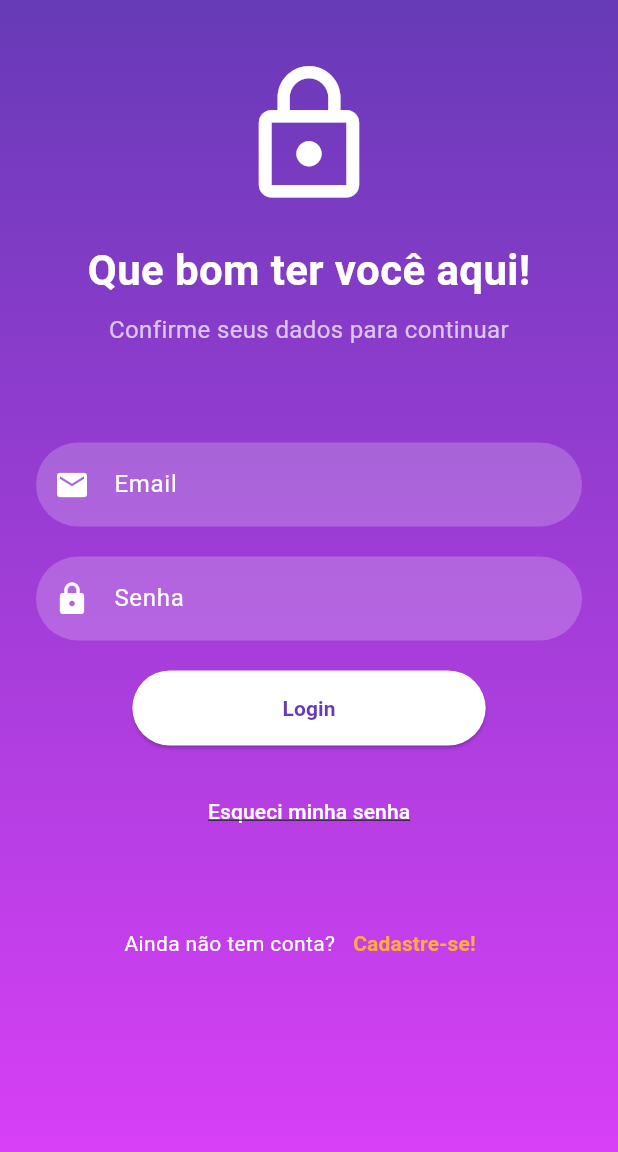
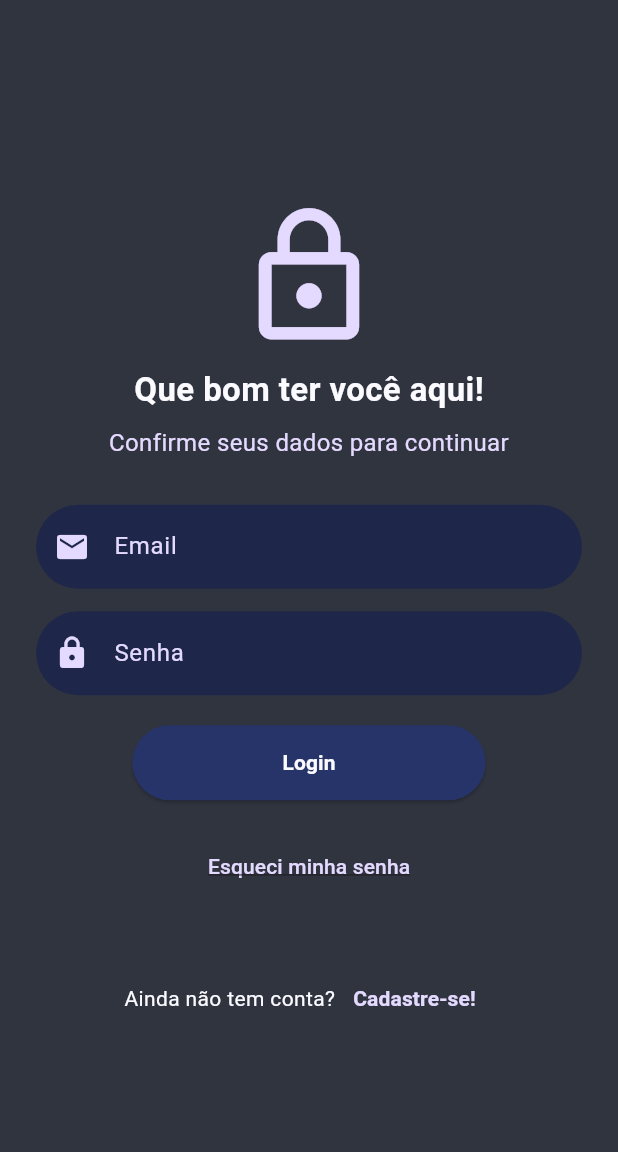
Before and after one commit to jnrpalma/chc-automotive, a Flutter app: the screen it shows after launch, on a phone screen of 412 x 824 dp. Shown: the top 1152 px of the screen. Run offline on Flutter 3.47's test engine with Material 3 defaults, Android fonts, the phone set to English and light mode, and no system bars; our stand-ins replace cloud_firestore, firebase_auth, firebase_core; accounts and stored records are empty.

Commit message:
feat(layouy): ajuste em layout home, register e login

```diff
--- a/lib/views/login_page.dart
+++ b/lib/views/login_page.dart
@@ -1,5 +1,7 @@
 import 'package:flutter/material.dart';
+import 'package:firebase_auth/firebase_auth.dart';
 import 'package:chc_aesthetics/views/register_page.dart';
+import 'package:chc_aesthetics/views/home_page.dart';
 
 class LoginPage extends StatefulWidget {
   const LoginPage({Key? key}) : super(key: key);
@@ -11,127 +13,67 @@ class LoginPage extends StatefulWidget {
 class _LoginPageState extends State<LoginPage> {
   final TextEditingController _emailController = TextEditingController();
   final TextEditingController _passwordController = TextEditingController();
+  bool _isLoading = false;
+
+  final FirebaseAuth _auth = FirebaseAuth.instance;
 
   @override
   Widget build(BuildContext context) {
     return Scaffold(
-      resizeToAvoidBottomInset: true, // Permite o teclado ajustar os campos
-      body: Container(
-        decoration: const BoxDecoration(
-          gradient: LinearGradient(
-            colors: [Colors.deepPurple, Colors.purpleAccent],
-            begin: Alignment.topCenter,
-            end: Alignment.bottomCenter,
-          ),
-        ),
+      backgroundColor: const Color(0xFF30343F), // Fundo Gunmetal
+      body: Center(
+        child: SingleChildScrollView(
+          padding: const EdgeInsets.symmetric(horizontal: 24),
           child: Column(
+            mainAxisAlignment: MainAxisAlignment.center,
             children: [
-            // Cabeçalho fixo com ícone e frases
-            Padding(
-              padding: const EdgeInsets.symmetric(vertical: 40),
-              child: Column(
-                children: const [
-                  Icon(
-                    Icons.lock_outline,
-                    size: 100,
-                    color: Colors.white,
-                  ),
-                  SizedBox(height: 20),
-                  Text(
+              // Ícone e Nome do App
+              const Icon(Icons.lock_outline,
+                  size: 100, color: Color(0xFFE4D9FF)), // Periwinkle
+              const SizedBox(height: 10),
+              const Text(
                 "Que bom ter você aqui!",
                 style: TextStyle(
-                      color: Colors.white,
-                      fontSize: 28,
+                  color: Color(0xFFFAFAFF), // Ghost White
+                  fontSize: 22,
                   fontWeight: FontWeight.bold,
                 ),
               ),
-                  SizedBox(height: 8),
-                  Text(
+              const SizedBox(height: 8),
+              const Text(
                 "Confirme seus dados para continuar",
                 style: TextStyle(
-                      color: Colors.white70,
+                  color: Color(0xFFE4D9FF), // Periwinkle
                   fontSize: 16,
                 ),
                 textAlign: TextAlign.center,
               ),
-                ],
-              ),
-            ),
-            // Área rolável para campos e botões
-            Expanded(
-              child: SingleChildScrollView(
-                padding: const EdgeInsets.all(24.0),
-                child: Column(
-                  children: [
-                    // Campo de Email
-                    TextField(
-                      controller: _emailController,
-                      style: const TextStyle(color: Colors.white),
-                      keyboardType: TextInputType.emailAddress,
-                      decoration: InputDecoration(
-                        labelText: "Email",
-                        labelStyle: const TextStyle(color: Colors.white),
-                        filled: true,
-                        fillColor: Colors.white.withOpacity(0.2),
-                        border: OutlineInputBorder(
-                          borderRadius: BorderRadius.circular(30),
-                          borderSide: BorderSide.none,
-                        ),
-                        prefixIcon:
-                            const Icon(Icons.email, color: Colors.white),
-                      ),
-                    ),
-                    const SizedBox(height: 20),
+              const SizedBox(height: 30),
 
-                    // Campo de Senha
-                    TextField(
-                      controller: _passwordController,
-                      style: const TextStyle(color: Colors.white),
-                      obscureText: true,
-                      decoration: InputDecoration(
-                        labelText: "Senha",
-                        labelStyle: const TextStyle(color: Colors.white),
-                        filled: true,
-                        fillColor: Colors.white.withOpacity(0.2),
-                        border: OutlineInputBorder(
-                          borderRadius: BorderRadius.circular(30),
-                          borderSide: BorderSide.none,
-                        ),
-                        prefixIcon: const Icon(Icons.lock, color: Colors.white),
-                      ),
-                    ),
+              // Campos de entrada
+              _buildTextField(_emailController, "Email", Icons.email),
+              const SizedBox(height: 15),
+              _buildTextField(_passwordController, "Senha", Icons.lock,
+                  obscureText: true),
               const SizedBox(height: 20),
 
               // Botão de Login
               ElevatedButton(
-                      onPressed: () {
-                        final email = _emailController.text;
-                        final password = _passwordController.text;
-
-                        if (email.isEmpty || password.isEmpty) {
-                          ScaffoldMessenger.of(context).showSnackBar(
-                            const SnackBar(
-                              content:
-                                  Text("Por favor, preencha todos os campos"),
-                            ),
-                          );
-                        } else {
-                          print("Email: $email");
-                          print("Senha: $password");
-                        }
-                      },
+                onPressed: _isLoading ? null : _loginUser,
                 style: ElevatedButton.styleFrom(
-                        padding: const EdgeInsets.symmetric(
-                            horizontal: 100, vertical: 15),
+                  backgroundColor: const Color(0xFF273469), // Delft Blue
                   shape: RoundedRectangleBorder(
                     borderRadius: BorderRadius.circular(30),
                   ),
-                        backgroundColor: Colors.white,
+                  padding:
+                      const EdgeInsets.symmetric(horizontal: 100, vertical: 15),
                 ),
-                      child: const Text(
+                child: _isLoading
+                    ? const CircularProgressIndicator(color: Color(0xFFFAFAFF))
+                    : const Text(
                         "Login",
                         style: TextStyle(
-                          color: Colors.deepPurple,
+                          color: Color(0xFFFAFAFF), // Ghost White
                           fontWeight: FontWeight.bold,
                         ),
                       ),
@@ -140,13 +82,13 @@ class _LoginPageState extends State<LoginPage> {
 
               // Esqueci minha senha
               TextButton(
-                      onPressed: () {
-                        print("Redefinir senha");
-                      },
+                onPressed: _resetPassword,
+                style: TextButton.styleFrom(
+                  foregroundColor: const Color(0xFFE4D9FF), // Periwinkle
+                ),
                 child: const Text(
                   "Esqueci minha senha",
                   style: TextStyle(
-                          color: Colors.white,
                     decoration: TextDecoration.underline,
                   ),
                 ),
@@ -157,25 +99,22 @@ class _LoginPageState extends State<LoginPage> {
               Row(
                 mainAxisAlignment: MainAxisAlignment.center,
                 children: [
-                        const Text(
-                          "Ainda não tem conta?",
-                          style: TextStyle(color: Colors.white),
-                        ),
+                  const Text("Ainda não tem conta?",
+                      style: TextStyle(color: Color(0xFFFAFAFF))),
                   TextButton(
                     onPressed: () {
                       Navigator.push(
                         context,
                         MaterialPageRoute(
-                                builder: (context) => const RegisterPage(),
-                              ),
+                            builder: (context) => const RegisterPage()),
                       );
                     },
+                    style: TextButton.styleFrom(
+                      foregroundColor: const Color(0xFFE4D9FF), // Periwinkle
+                    ),
                     child: const Text(
                       "Cadastre-se!",
-                            style: TextStyle(
-                              color: Colors.orangeAccent,
-                              fontWeight: FontWeight.bold,
-                            ),
+                      style: TextStyle(fontWeight: FontWeight.bold),
                     ),
                   ),
                 ],
@@ -184,8 +123,88 @@ class _LoginPageState extends State<LoginPage> {
           ),
         ),
       ),
-          ],
+    );
+  }
+
+  // Função para autenticar usuário com Firebase
+  void _loginUser() async {
+    final email = _emailController.text.trim();
+    final password = _passwordController.text.trim();
+
+    if (email.isEmpty || password.isEmpty) {
+      _showMessage("Por favor, preencha todos os campos");
+      return;
+    }
+
+    setState(() {
+      _isLoading = true;
+    });
+
+    try {
+      await _auth.signInWithEmailAndPassword(email: email, password: password);
+      _showMessage("Login realizado com sucesso!", success: true);
+
+      // Navega para a HomePage após login bem-sucedido
+      Navigator.pushReplacement(
+        context,
+        MaterialPageRoute(builder: (context) => const HomePage()),
+      );
+    } on FirebaseAuthException catch (e) {
+      _showMessage(e.message ?? "Erro ao fazer login");
+    } finally {
+      setState(() {
+        _isLoading = false;
+      });
+    }
+  }
+
+  // Função para redefinir senha
+  void _resetPassword() async {
+    final email = _emailController.text.trim();
+
+    if (email.isEmpty) {
+      _showMessage("Digite seu email para redefinir a senha.");
+      return;
+    }
+
+    try {
+      await _auth.sendPasswordResetEmail(email: email);
+      _showMessage("Email de redefinição enviado!", success: true);
+    } catch (e) {
+      _showMessage("Erro ao enviar email. Tente novamente.");
+    }
+  }
+
+  // Função para exibir mensagens na tela
+  void _showMessage(String message, {bool success = false}) {
+    ScaffoldMessenger.of(context).showSnackBar(
+      SnackBar(
+        content: Text(message),
+        backgroundColor: success ? Colors.green : Colors.red,
       ),
+    );
+  }
+
+  // Método para criar os campos de entrada
+  Widget _buildTextField(
+      TextEditingController controller, String label, IconData icon,
+      {bool obscureText = false,
+      TextInputType keyboardType = TextInputType.text}) {
+    return TextField(
+      controller: controller,
+      obscureText: obscureText,
+      keyboardType: keyboardType,
+      style: const TextStyle(color: Color(0xFFFAFAFF)), // Ghost White
+      decoration: InputDecoration(
+        labelText: label,
+        labelStyle: const TextStyle(color: Color(0xFFE4D9FF)), // Periwinkle
+        filled: true,
+        fillColor: const Color(0xFF1E2749), // Space Cadet (fundo do campo)
+        border: OutlineInputBorder(
+          borderRadius: BorderRadius.circular(30),
+          borderSide: BorderSide.none,
+        ),
+        prefixIcon: Icon(icon, color: const Color(0xFFE4D9FF)), // Periwinkle
       ),
     );
   }
```
Also changed, not shown: lib/views/home_page.dart (+124 -33 lines), lib/views/register_page.dart (+63 -90 lines). Lines whose indentation alone changed are shown as unchanged.
